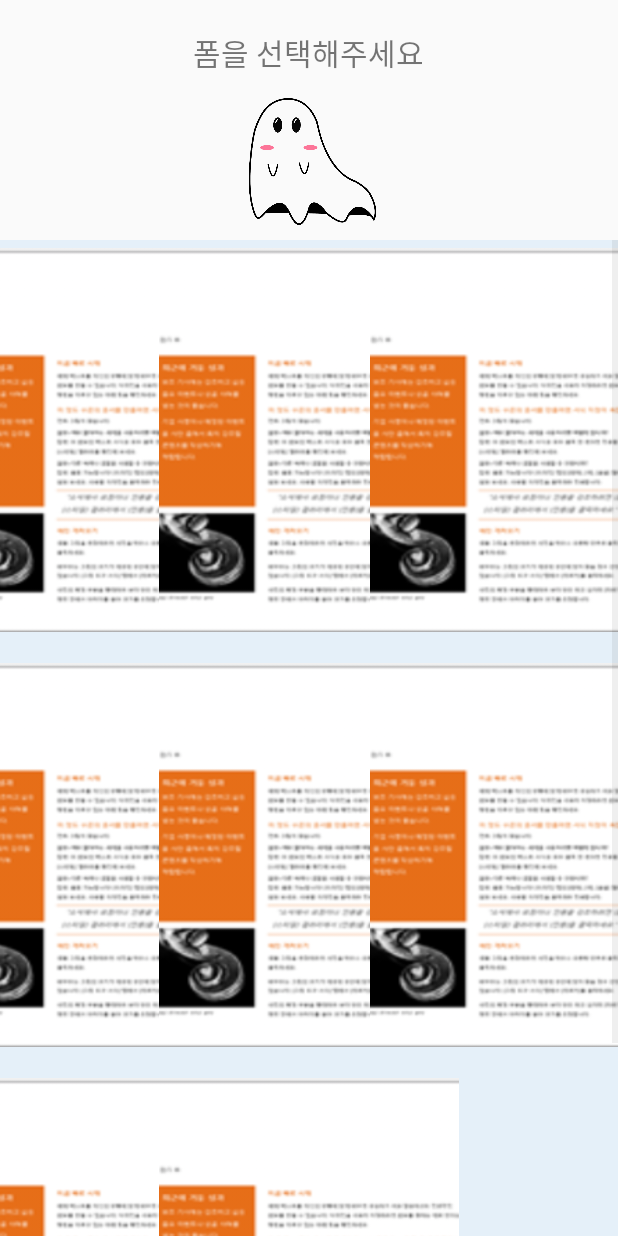
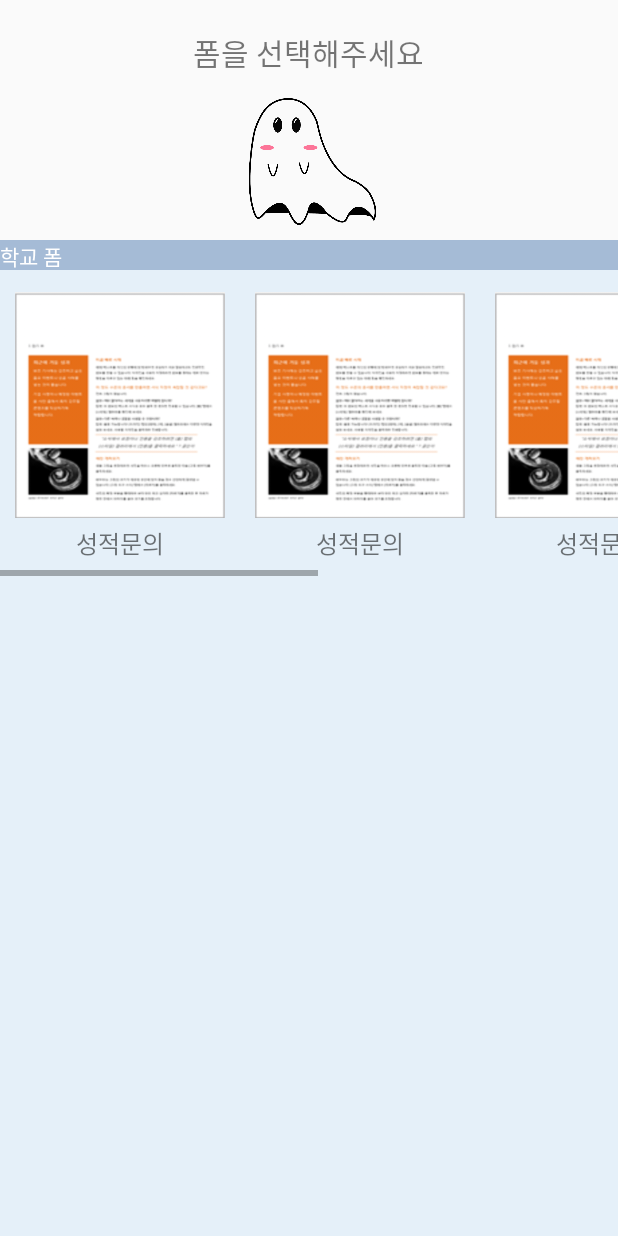
Before and after one commit to PBLThrough/Through, an Android app: the FormActivity screen opened directly, with no data from a screen before it, on a phone screen of 412 x 824 dp. Run offline under Robolectric (Android 15) with nearby library versions, the phone set to English and light mode, and no system bars.

Commit message:
[정민] 폼 레이아웃 구성(리사이클러뷰 구성), 뷰 연결 아직 다 못함

```diff
--- a/app/src/main/java/jm/through/attachment/AttachAdapter.kt
+++ b/app/src/main/java/jm/through/attachment/AttachAdapter.kt
@@ -1,4 +1,4 @@
-package jm.through.read
+package jm.through.attachment
 
 import android.content.Context
 import android.support.v7.widget.RecyclerView
--- a/app/src/main/java/jm/through/attachment/AttachData.kt
+++ b/app/src/main/java/jm/through/attachment/AttachData.kt
@@ -1,4 +1,4 @@
-package jm.through.read
+package jm.through.attachment
 
 
 data class AttachData (
--- a/app/src/main/java/jm/through/form/FormActivity.java
+++ /dev/null
@@ -1,36 +0,0 @@
-package jm.through.form;
-
-import android.content.Intent;
-import android.support.v7.app.AppCompatActivity;
-import android.os.Bundle;
-import android.view.View;
-import android.widget.AdapterView;
-import android.widget.GridView;
-import android.widget.Toast;
-
-import jm.through.R;
-import jm.through.send.SendActivity;
-
-public class FormActivity extends AppCompatActivity {
-
-    @Override
-    protected void onCreate(Bundle savedInstanceState) {
-        super.onCreate(savedInstanceState);
-        setContentView(R.layout.activity_form);
-
-        GridView gridview = (GridView) findViewById(R.id.gridview);
-        gridview.setAdapter(new FormAdapter(this));
-
-        gridview.setOnItemClickListener(new AdapterView.OnItemClickListener() {
-            public void onItemClick(AdapterView<?> parent, View v,
-                                    int position, long id) {
-                Toast.makeText(FormActivity.this, "" + position,
-                        Toast.LENGTH_SHORT).show();
-
-                Intent intent = new Intent(getApplicationContext(), SendActivity.class);
-                startActivity(intent);
-                finish();
-            }
-        });
-    }
-}
--- /dev/null
+++ b/app/src/main/java/jm/through/form/FormActivity.kt
@@ -0,0 +1,49 @@
+package jm.through.form
+
+import android.content.Intent
+import android.support.v7.app.AppCompatActivity
+import android.os.Bundle
+import android.support.v7.widget.LinearLayoutManager
+import android.support.v7.widget.RecyclerView
+import android.view.View
+import android.widget.AdapterView
+import android.widget.GridView
+import android.widget.LinearLayout
+import android.widget.Toast
+
+import jm.through.R
+import jm.through.attachment.AttachAdapter
+import jm.through.attachment.AttachData
+import jm.through.send.SendActivity
+import kotlinx.android.synthetic.main.activity_form.*
+import kotlinx.android.synthetic.main.fragment_send.*
+
+class FormActivity : AppCompatActivity() {
+    lateinit var sAdapter: SchoolAdapter //recycler연결시킬 adapte
+    var school_list: ArrayList<SchoolData> = ArrayList()
+
+    override fun onCreate(savedInstanceState: Bundle?) {
+        super.onCreate(savedInstanceState)
+        setContentView(R.layout.activity_form)
+        school_list.add(SchoolData(R.drawable.form1, "성적문의"))
+        school_list.add(SchoolData(R.drawable.form1, "성적문의"))
+        school_list.add(SchoolData(R.drawable.form1, "성적문의"))
+        school_list.add(SchoolData(R.drawable.form1, "성적문의"))
+        school_list.add(SchoolData(R.drawable.form1, "성적문의"))
+
+        sAdapter = SchoolAdapter(school_list)
+        school_recycler.adapter = sAdapter
+        var manager = LinearLayoutManager(this)
+        manager.orientation = LinearLayoutManager.HORIZONTAL
+        school_recycler.layoutManager = manager
+
+
+
+
+        //
+        //                Intent intent = new Intent(getApplicationContext(), SendActivity.class);
+        //                startActivity(intent);
+        //                finish();
+
+    }
+}
--- a/app/src/main/java/jm/through/form/FormAdapter.java
+++ /dev/null
@@ -1,55 +0,0 @@
-package jm.through.form;
-
-import android.content.Context;
-import android.view.View;
-import android.view.ViewGroup;
-import android.widget.BaseAdapter;
-import android.widget.ImageView;
-
-import jm.through.R;
-
-public class FormAdapter extends BaseAdapter {
-
-    private Context mContext;
-
-    public FormAdapter(Context c) {
-        mContext = c;
-    }
-
-    public int getCount() {
-        return mThumbIds.length;
-    }
-
-    public Object getItem(int position) {
-        return null;
-    }
-
-    public long getItemId(int position) {
-        return 0;
-    }
-
-    // create a new ImageView for each item referenced by the Adapter
-    public View getView(int position, View convertView, ViewGroup parent) {
-        ImageView imageView;
-        if (convertView == null) {
-            // if it's not recycled, initialize some attributes
-            imageView = new ImageView(mContext);
-            imageView.setLayoutParams(new ViewGroup.LayoutParams(300, 400));
-            imageView.setScaleType(ImageView.ScaleType.CENTER_CROP);
-            imageView.setPadding(8, 8, 8, 8);
-        } else {
-            imageView = (ImageView) convertView;
-        }
-
-        imageView.setImageResource(mThumbIds[position]);
-        return imageView;
-    }
-
-    // references to our images
-    private Integer[] mThumbIds = {
-            R.drawable.form1,   R.drawable.form1,
-            R.drawable.form1,   R.drawable.form1,
-            R.drawable.form1,   R.drawable.form1,
-            R.drawable.form1,   R.drawable.form1
-    };
-}
--- /dev/null
+++ b/app/src/main/java/jm/through/form/SchoolAdapter.kt
@@ -0,0 +1,34 @@
+package jm.through.form
+
+import android.content.Context
+import android.support.v7.widget.RecyclerView
+import android.util.Log
+import android.view.LayoutInflater
+import android.view.View
+import android.view.ViewGroup
+import jm.through.R
+import jm.through.attachment.AttachViewHolder
+import java.util.*
+
+
+/**
+ * ReadAdapter <- ReadData
+ * */
+class SchoolAdapter(var dataList: ArrayList<SchoolData>): RecyclerView.Adapter<SchoolViewHolder>() {
+
+    override fun onBindViewHolder(holder: SchoolViewHolder?, position: Int) {
+        holder!!.formImage.setImageResource(dataList.get(position).formImg)
+        holder!!.formName.text = dataList.get(position).formName
+    }
+
+
+    override fun onCreateViewHolder(parent: ViewGroup?, viewType: Int): SchoolViewHolder {
+        val schoolView:View=LayoutInflater.from(parent!!.context).inflate(R.layout.form_item,parent,false)
+        return SchoolViewHolder(schoolView)
+
+    }
+
+    override fun getItemCount(): Int = dataList.size
+
+
+}
--- /dev/null
+++ b/app/src/main/java/jm/through/form/SchoolData.kt
@@ -0,0 +1,7 @@
+package jm.through.form
+
+
+data class SchoolData (
+        var formImg:Int,
+        var formName:String
+)
--- /dev/null
+++ b/app/src/main/java/jm/through/form/SchoolViewHolder.kt
@@ -0,0 +1,15 @@
+package jm.through.form
+
+import android.support.v7.widget.RecyclerView
+import android.util.Log
+import android.view.View
+import android.widget.ImageView
+import android.widget.TextView
+import jm.through.R
+
+
+class SchoolViewHolder(itemView: View?) : RecyclerView.ViewHolder(itemView) {
+    var formImage: ImageView =itemView!!.findViewById(R.id.form_image) as ImageView
+    var formName:TextView=itemView!!.findViewById(R.id.form_text) as TextView
+
+}
--- a/app/src/main/java/jm/through/send/MailSender.java
+++ b/app/src/main/java/jm/through/send/MailSender.java
@@ -27,8 +27,7 @@ import java.util.Date;
 import java.util.List;
 import java.util.Properties;
 
-import jm.through.read.AttachData;
-import jm.through.read.NavData;
+import jm.through.attachment.AttachData;
 
 public class MailSender extends javax.mail.Authenticator {
     private String mailhost = "smtp.naver.com";
--- a/app/src/main/java/jm/through/send/SendActivity.kt
+++ b/app/src/main/java/jm/through/send/SendActivity.kt
@@ -21,10 +21,9 @@ import android.view.*
 import android.widget.Toast
 import com.pchmn.materialchips.ChipsInput
 import com.pchmn.materialchips.model.ChipInterface
-import jm.through.attachment.AttachViewHolder
+import jm.through.attachment.AttachAdapter
+import jm.through.attachment.AttachData
 import jm.through.chips.ContactChip
-import jm.through.read.AttachAdapter
-import jm.through.read.AttachData
 import kotlinx.android.synthetic.main.app_bar_mail.*
 import java.io.File
 import java.net.URISyntaxException
--- a/app/src/main/res/layout/activity_form.xml
+++ b/app/src/main/res/layout/activity_form.xml
@@ -7,7 +7,6 @@
 
 
     <TextView
-        android:id="@+id/form_text"
         android:text="폼을 선택해주세요"
         android:textSize="20sp"
         android:layout_marginTop="20dp"
@@ -17,25 +16,48 @@
         android:layout_height="wrap_content" />
 
     <ImageView
-        android:id="@+id/form_image"
+        android:id="@+id/form_through"
         android:layout_width="wrap_content"
         android:layout_height="100dp"
         android:src="@drawable/formcharacter"/>
 
-
-
-<GridView
-    android:id="@+id/gridview"
+<LinearLayout
     android:layout_width="match_parent"
     android:layout_height="match_parent"
-    android:background="@color/formBackColor"
-    android:columnWidth="90dp"
-    android:numColumns="3"
-    android:verticalSpacing="10dp"
-    android:horizontalSpacing="10dp"
-    android:stretchMode="columnWidth"
-    android:gravity="center"
-    />
+    android:orientation="vertical"
+    android:background="@color/formBackColor">
 
+    <TextView
+        android:layout_width="match_parent"
+        android:layout_height="20dp"
+        android:text="학교 폼"
+        android:textColor="#ffffff"
+        android:background="@color/colorStatus">
+
+    </TextView>
+    <!--학교 폼 -->
+    <android.support.v7.widget.RecyclerView
+        android:id="@+id/school_recycler"
+        android:layout_width="match_parent"
+        android:layout_height="wrap_content"
+        android:scrollbars="horizontal">
+    </android.support.v7.widget.RecyclerView>
+
+    <!--회사 폼 -->
+    <android.support.v7.widget.RecyclerView
+        android:id="@+id/company_recycler"
+        android:layout_width="match_parent"
+        android:layout_height="wrap_content"
+        android:scrollbars="horizontal">
+    </android.support.v7.widget.RecyclerView>
+
+    <!-- 커스텀 개인 폼 -->
+    <android.support.v7.widget.RecyclerView
+        android:id="@+id/custom_recycler"
+        android:layout_width="match_parent"
+        android:layout_height="wrap_content"
+        android:scrollbars="horizontal">
+    </android.support.v7.widget.RecyclerView>
+</LinearLayout>
 
 </LinearLayout>
--- /dev/null
+++ b/app/src/main/res/layout/form_item.xml
@@ -0,0 +1,22 @@
+<?xml version="1.0" encoding="utf-8"?>
+<LinearLayout
+    xmlns:android="http://schemas.android.com/apk/res/android"
+    android:layout_width="140dp"
+    android:layout_height="wrap_content"
+    android:orientation="vertical"
+    android:layout_margin="10dp">
+
+    <ImageView
+        android:id="@+id/form_image"
+        android:layout_width="wrap_content"
+        android:layout_height="160dp"
+        android:src="@drawable/formcharacter"/>
+
+    <TextView
+        android:id="@+id/form_text"
+        android:layout_width="wrap_content"
+        android:layout_height="wrap_content"
+        android:text="성적 문의 폼"
+        android:layout_gravity="center_horizontal"
+        android:textSize="16sp"/>
+</LinearLayout>
```
